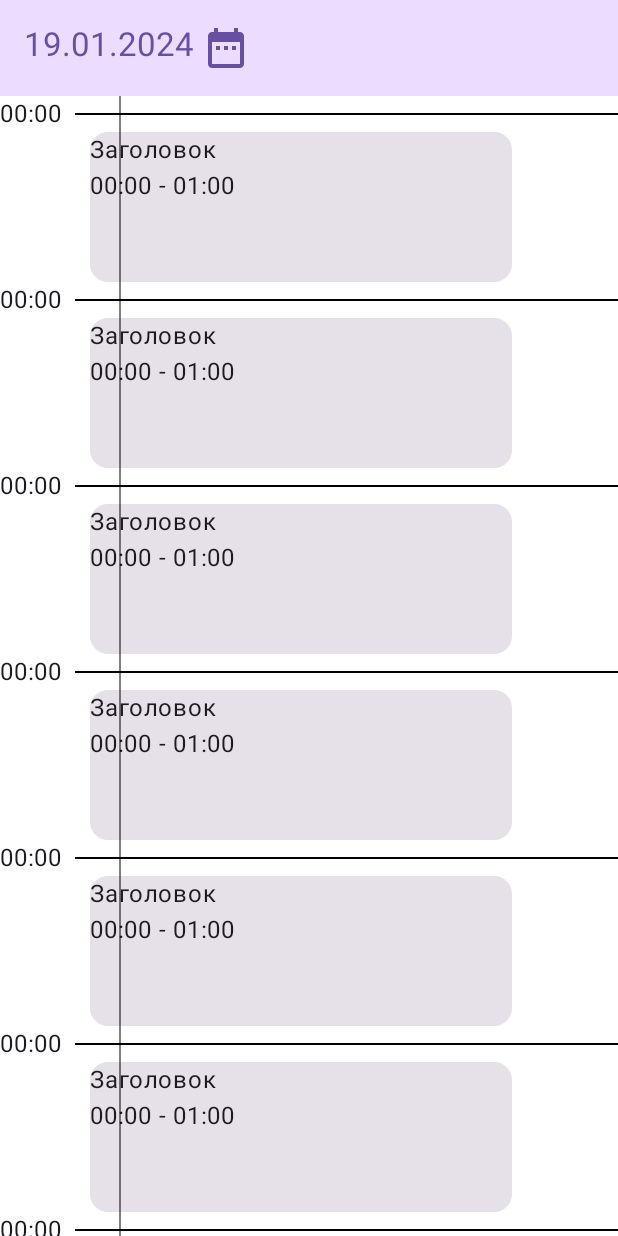
After one commit to sitegit/ToDoList, an Android app built with Jetpack Compose: the composable ToDoListNew called with empty values, on a phone screen of 412 x 824 dp. The commit adds this screen. Run offline under Robolectric (Android 15) with nearby library versions, the phone set to English and light mode, and no system bars; 4 statements that could not run were skipped.

Commit message:
initial list layout created

```diff
--- a/app/src/main/java/com/example/todolist/ViewModuleFactory.kt
+++ b/app/src/main/java/com/example/todolist/ViewModuleFactory.kt
@@ -6,7 +6,7 @@ import com.example.todolist.di.ApplicationScope
 import javax.inject.Inject
 import javax.inject.Provider
 
-@ApplicationScope
+//@ApplicationScope
 class ViewModelFactory @Inject constructor(
     private val viewModelProviders: @JvmSuppressWildcards Map<Class<out ViewModel>, Provider<ViewModel>>
 ) : ViewModelProvider.Factory {
--- /dev/null
+++ b/app/src/main/java/com/example/todolist/presentation/to_do_list/ToDoListNew.kt
@@ -0,0 +1,155 @@
+package com.example.todolist.presentation.to_do_list
+
+import android.annotation.SuppressLint
+import androidx.compose.foundation.Canvas
+import androidx.compose.foundation.background
+import androidx.compose.foundation.clickable
+import androidx.compose.foundation.layout.Box
+import androidx.compose.foundation.layout.Column
+import androidx.compose.foundation.layout.PaddingValues
+import androidx.compose.foundation.layout.Row
+import androidx.compose.foundation.layout.Spacer
+import androidx.compose.foundation.layout.fillMaxSize
+import androidx.compose.foundation.layout.fillMaxWidth
+import androidx.compose.foundation.layout.height
+import androidx.compose.foundation.layout.padding
+import androidx.compose.foundation.layout.size
+import androidx.compose.foundation.layout.width
+import androidx.compose.foundation.layout.wrapContentSize
+import androidx.compose.foundation.lazy.LazyColumn
+import androidx.compose.material.icons.Icons
+import androidx.compose.material.icons.filled.DateRange
+import androidx.compose.material3.Card
+import androidx.compose.material3.Divider
+import androidx.compose.material3.ExperimentalMaterial3Api
+import androidx.compose.material3.Icon
+import androidx.compose.material3.MaterialTheme
+import androidx.compose.material3.Scaffold
+import androidx.compose.material3.Text
+import androidx.compose.material3.TopAppBar
+import androidx.compose.material3.TopAppBarDefaults
+import androidx.compose.runtime.Composable
+import androidx.compose.runtime.MutableState
+import androidx.compose.runtime.mutableLongStateOf
+import androidx.compose.runtime.mutableStateOf
+import androidx.compose.runtime.remember
+import androidx.compose.ui.Alignment
+import androidx.compose.ui.Modifier
+import androidx.compose.ui.geometry.Offset
+import androidx.compose.ui.graphics.Color
+import androidx.compose.ui.tooling.preview.Preview
+import androidx.compose.ui.unit.dp
+import com.example.todolist.data.local.model.ToDoDb
+import java.text.SimpleDateFormat
+import java.util.Date
+import java.util.Locale
+
+@SuppressLint("UnusedMaterial3ScaffoldPaddingParameter")
+@OptIn(ExperimentalMaterial3Api::class)
+@Composable
+fun ToDoListNew(toDoList: List<ToDoDb>) {
+    val showDialog = remember { mutableStateOf(false) }
+    val selectedDate = remember { mutableLongStateOf(System.currentTimeMillis()) }
+
+    Scaffold(
+        topBar = {
+            TopAppBar(
+                colors = TopAppBarDefaults.topAppBarColors(
+                    containerColor = MaterialTheme.colorScheme.primaryContainer,
+                    titleContentColor = MaterialTheme.colorScheme.primary,
+                ),
+                title = {
+                    AppBarContent(selectedDate, showDialog)
+                }
+            )
+        },
+    ) { paddingValues ->
+        if (showDialog.value) {
+            DialogDatePicker(selectedDate, showDialog)
+        }
+        ScrollContent(modifier = Modifier.padding(paddingValues))
+    }
+}
+
+@Composable
+private fun ScrollContent(modifier: Modifier) {
+    val range = 0..23
+    LazyColumn(modifier = modifier) {
+        items(range.count() ) { index ->
+            if (index == 23) {
+                Row(verticalAlignment = Alignment.CenterVertically) {
+                    Text(modifier = Modifier.width(50.dp), text = "00:00")
+                    Divider(
+                        color = Color.Black,
+                        thickness = 1.dp
+                    )
+                }
+            } else {
+                ToDoItem()
+            }
+        }
+    }
+
+    Canvas(
+        modifier = Modifier.fillMaxSize()
+    ) {
+        drawLine(
+            color = Color.Black,
+            start = Offset(120f, 0f),
+            end = Offset(120f, size.height),
+            strokeWidth = 1f
+        )
+    }
+}
+
+@Preview
+@Composable
+fun ToDoItem() {
+    Column(
+        modifier = Modifier
+            .fillMaxWidth()
+            .background(Color.White)
+    ) {
+        Row(verticalAlignment = Alignment.CenterVertically) {
+            Text(modifier = Modifier.width(50.dp), text = "00:00")
+            Divider(
+                color = Color.Black,
+                thickness = 1.dp
+            )
+        }
+        Row() {
+            Box(modifier = Modifier.width(60.dp))
+            Card(
+                modifier = Modifier
+                    .fillMaxWidth(0.8f)
+                    .height(100.dp)
+            ) {
+                Text(text = "Заголовок")
+                Text(text = "00:00 - 01:00")
+            }
+        }
+    }
+}
+
+@Composable
+private fun AppBarContent(selectedDate: MutableState<Long>, showDialog: MutableState<Boolean>) {
+    Row(modifier = Modifier
+        .wrapContentSize()
+        .clickable {
+            showDialog.value = !showDialog.value
+        }
+    ) {
+        Text(text = getFormattedDate(selectedDate.value))
+        Spacer(modifier = Modifier.width(5.dp))
+        Icon(
+            modifier = Modifier.size(32.dp),
+            imageVector = Icons.Filled.DateRange,
+            contentDescription = null
+        )
+    }
+}
+
+private fun getFormattedDate(timeMillis: Long): String {
+    val formatter = SimpleDateFormat("dd.MM.yyyy", Locale.getDefault())
+    return formatter.format(Date(timeMillis))
+}
```
Also changed, not shown: app/src/main/java/com/example/todolist/presentation/MainActivity.kt (+11 -1 lines), app/src/main/java/com/example/todolist/presentation/to_do_list/ToDoListScreen.kt (+40 -3 lines).
